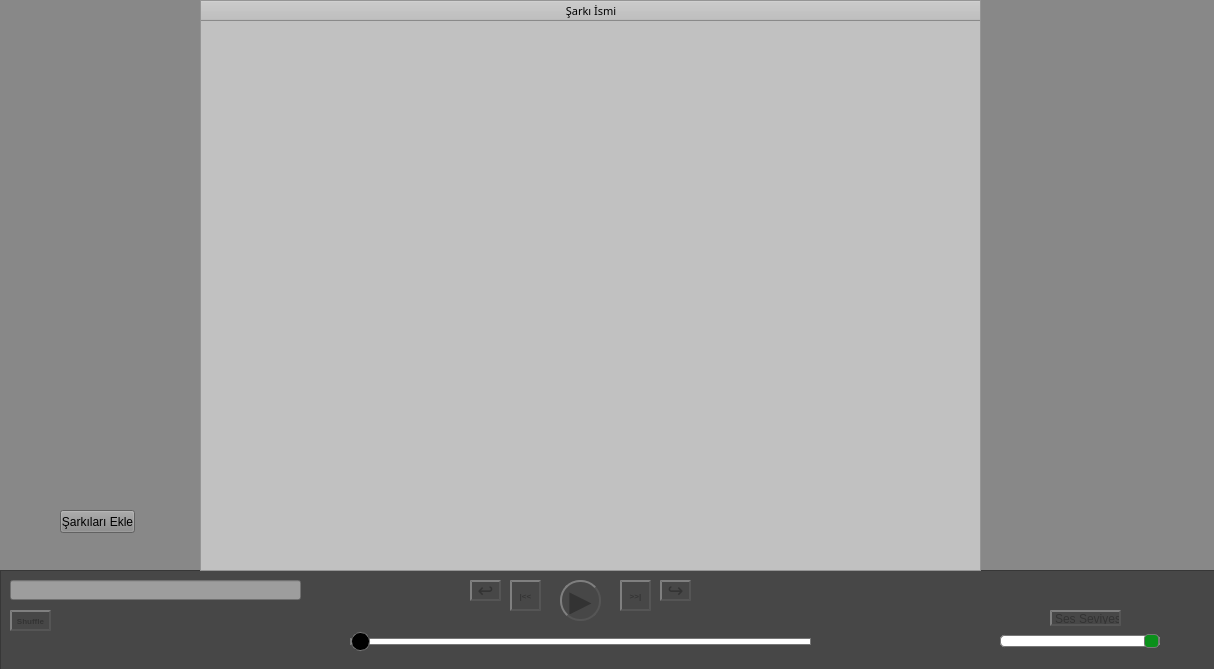
Qt form gui.ui (nicktimur/Python-OOP-MP3-Player) before a commit.
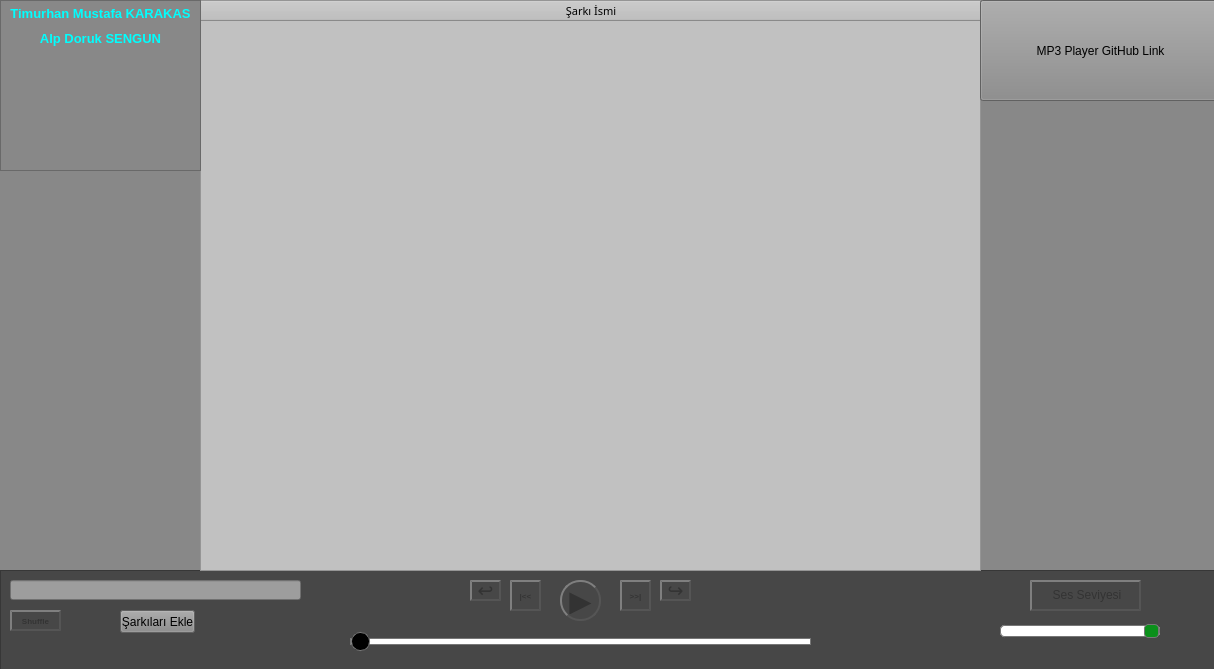
The same form after that commit. Icons and pictures are not drawn.

Commit message:
Teknik değişiklilikler
Ses Seviyesi kısmı optimize edildi.

Şarkıları Ekle kısmı optimize edildi.

MP3 Player GitHub Link label eklendi

Sol üste yapımcıların isimleri eklendi

The edit to the form file:
```diff
--- a/gui.ui
+++ b/gui.ui
@@ -239,14 +239,13 @@
      <rect>
       <x>10</x>
       <y>40</y>
-      <width>41</width>
+      <width>51</width>
       <height>21</height>
      </rect>
     </property>
     <property name="font">
      <font>
       <pointsize>6</pointsize>
-      <weight>75</weight>
       <bold>true</bold>
       <kerning>false</kerning>
      </font>
@@ -289,7 +288,7 @@
     <property name="geometry">
      <rect>
       <x>1000</x>
-      <y>60</y>
+      <y>50</y>
       <width>160</width>
       <height>22</height>
      </rect>
@@ -375,10 +374,10 @@
    <widget class="QLabel" name="label">
     <property name="geometry">
      <rect>
-      <x>1050</x>
-      <y>40</y>
-      <width>71</width>
-      <height>16</height>
+      <x>1030</x>
+      <y>10</y>
+      <width>111</width>
+      <height>31</height>
      </rect>
     </property>
     <property name="styleSheet">
@@ -609,6 +608,22 @@
      <string>&lt;html&gt;&lt;head/&gt;&lt;body&gt;&lt;p align=&quot;center&quot;&gt;&lt;br/&gt;&lt;/p&gt;&lt;/body&gt;&lt;/html&gt;</string>
     </property>
    </widget>
+   <widget class="QPushButton" name="find_path">
+    <property name="geometry">
+     <rect>
+      <x>120</x>
+      <y>40</y>
+      <width>75</width>
+      <height>23</height>
+     </rect>
+    </property>
+    <property name="styleSheet">
+     <string notr="true">background-color: rgb(136, 136, 136);</string>
+    </property>
+    <property name="text">
+     <string>Şarkıları Ekle</string>
+    </property>
+   </widget>
   </widget>
   <widget class="QTableWidget" name="songs_list">
    <property name="geometry">
@@ -661,25 +676,40 @@
       <underline>false</underline>
      </font>
     </property>
-    <property name="textAlignment">
-     <set>AlignCenter</set>
-    </property>
    </column>
   </widget>
-  <widget class="QPushButton" name="find_path">
+  <widget class="QPushButton" name="pushButton">
    <property name="geometry">
     <rect>
-     <x>60</x>
-     <y>510</y>
-     <width>75</width>
-     <height>23</height>
+     <x>980</x>
+     <y>0</y>
+     <width>241</width>
+     <height>101</height>
     </rect>
    </property>
-   <property name="styleSheet">
-    <string notr="true">background-color: rgb(136, 136, 136);</string>
-   </property>
    <property name="text">
-    <string>Şarkıları Ekle</string>
+    <string>MP3 Player GitHub Link</string>
+   </property>
+  </widget>
+  <widget class="QTextEdit" name="textEdit">
+   <property name="geometry">
+    <rect>
+     <x>0</x>
+     <y>0</y>
+     <width>201</width>
+     <height>171</height>
+    </rect>
+   </property>
+   <property name="html">
+    <string>&lt;!DOCTYPE HTML PUBLIC &quot;-//W3C//DTD HTML 4.0//EN&quot; &quot;http://www.w3.org/TR/REC-html40/strict.dtd&quot;&gt;
+&lt;html&gt;&lt;head&gt;&lt;meta name=&quot;qrichtext&quot; content=&quot;1&quot; /&gt;&lt;meta charset=&quot;utf-8&quot; /&gt;&lt;style type=&quot;text/css&quot;&gt;
+p, li { white-space: pre-wrap; }
+hr { height: 1px; border-width: 0; }
+li.unchecked::marker { content: &quot;\2610&quot;; }
+li.checked::marker { content: &quot;\2612&quot;; }
+&lt;/style&gt;&lt;/head&gt;&lt;body style=&quot; font-family:'Segoe UI'; font-size:9pt; font-weight:400; font-style:normal;&quot;&gt;
+&lt;p align=&quot;center&quot; dir='rtl' style=&quot; margin-top:0px; margin-bottom:0px; margin-left:0px; margin-right:0px; -qt-block-indent:0; text-indent:0px;&quot;&gt;&lt;span style=&quot; font-size:16pt; font-weight:700; color:#00ffff; vertical-align:super;&quot;&gt;Timurhan Mustafa KARAKAS&lt;/span&gt;&lt;/p&gt;
+&lt;p align=&quot;center&quot; dir='rtl' style=&quot; margin-top:0px; margin-bottom:0px; margin-left:0px; margin-right:0px; -qt-block-indent:0; text-indent:0px;&quot;&gt;&lt;span style=&quot; font-size:16pt; font-weight:700; color:#00ffff; vertical-align:super;&quot;&gt;Alp Doruk SENGUN&lt;/span&gt;&lt;/p&gt;&lt;/body&gt;&lt;/html&gt;</string>
    </property>
   </widget>
  </widget>
```
Left out of the diff: 4 changed lines with no effect on the pictures.
